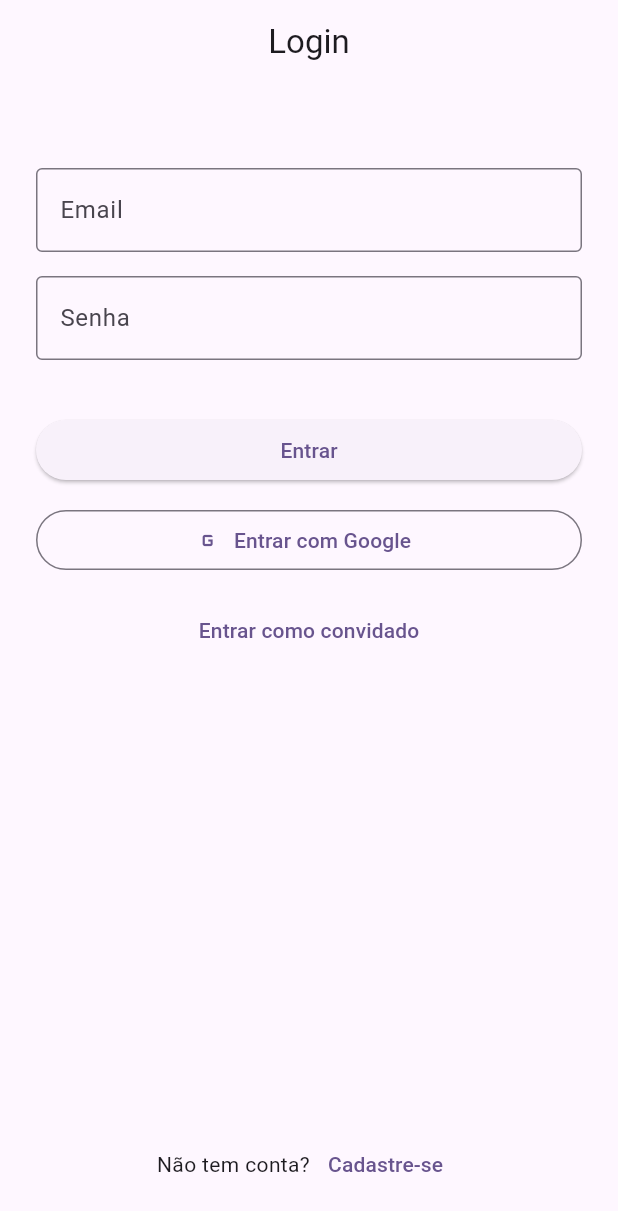
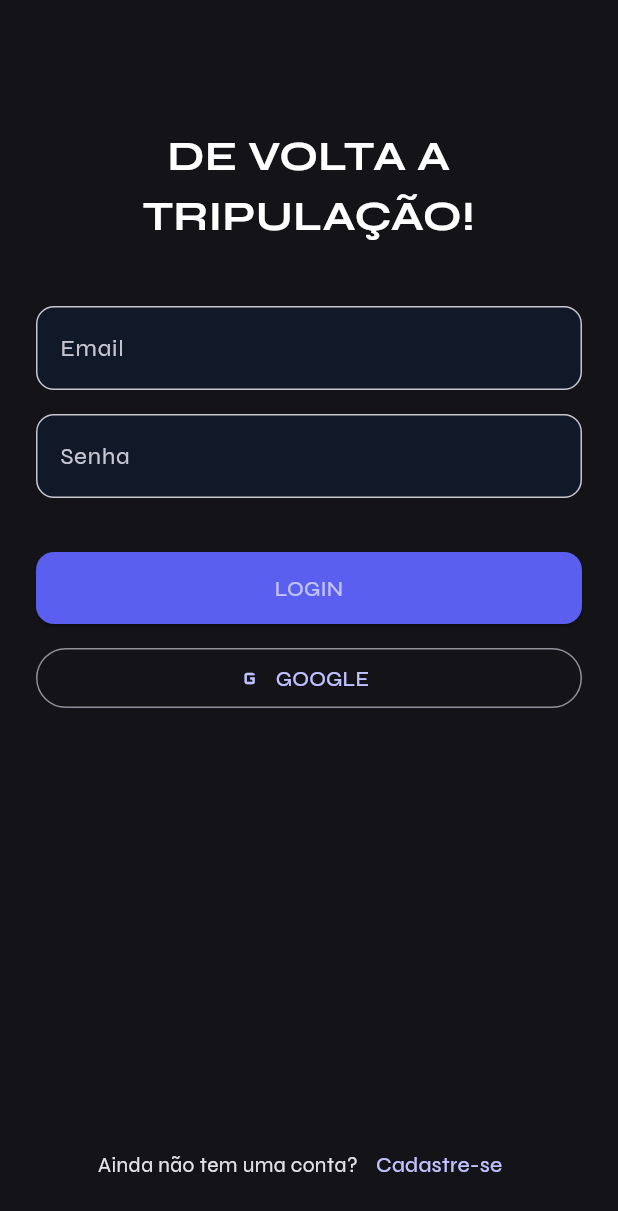
Before and after one commit to bialorenzini/veronicalens_app, a Flutter app: the screen it shows after launch, on a phone screen of 412 x 824 dp. Shown: the top 1211 px of the screen. Run offline on Flutter 3.47's test engine with Material 3 defaults, Android fonts, the phone set to English and light mode, and no system bars; our stand-ins replace cloud_firestore, firebase_auth, firebase_core, go_router, google_sign_in; accounts and stored records are empty.

Commit message:
feat: ui base

```diff
--- a/lib/app/app.dart
+++ b/lib/app/app.dart
@@ -4,6 +4,7 @@ import 'package:provider/provider.dart';
 import '../features/auth/viewmodels/auth_view_model.dart';
 import 'auth_notifier.dart';
 import 'router.dart';
+import '../core/constants/app_colors.dart';
 
 class MyApp extends StatelessWidget {
   const MyApp({super.key});
@@ -15,12 +16,16 @@ class MyApp extends StatelessWidget {
 
     final router = createRouter(authNotifier);
 
+
+
     return MaterialApp.router(
       debugShowCheckedModeBanner: false,
       title: 'Veronica Lens',
       theme: ThemeData(
+        brightness: Brightness.dark,
+        fontFamily: 'Syne',
+        colorSchemeSeed: AppColors.primary,
         useMaterial3: true,
-        colorSchemeSeed: Colors.deepPurple,
       ),
       routerConfig: router,
     );
--- a/lib/app/router.dart
+++ b/lib/app/router.dart
@@ -3,6 +3,7 @@ import 'package:go_router/go_router.dart';
 
 import 'auth_notifier.dart';
 import '../features/auth/views/login_page.dart';
+import '../features/auth/views/register_page.dart';
 import '../features/home/views/home_page.dart';
 
 GoRouter createRouter(AuthNotifier authNotifier) {
@@ -12,13 +13,14 @@ GoRouter createRouter(AuthNotifier authNotifier) {
 
     redirect: (context, state) {
       final loggedIn = authNotifier.isLoggedIn;
-      final isLoggingIn = state.matchedLocation == '/login';
+      final isLogin = state.matchedLocation == '/login';
+      final isRegister = state.matchedLocation == '/register';
 
-      if (!loggedIn && !isLoggingIn) {
+      if (!loggedIn && !(isLogin || isRegister)) {
         return '/login';
       }
 
-      if (loggedIn && isLoggingIn) {
+      if (loggedIn && (isLogin || isRegister)) {
         return '/home';
       }
 
@@ -31,6 +33,10 @@ GoRouter createRouter(AuthNotifier authNotifier) {
         builder: (context, state) => const LoginPage(),
       ),
       GoRoute(
+        path: '/register',
+        builder: (context, state) => const RegisterPage(),
+      ),
+      GoRoute(
         path: '/home',
         builder: (context, state) => const HomePage(),
       ),
--- /dev/null
+++ b/lib/core/components/app_button.dart
@@ -0,0 +1,39 @@
+import 'package:flutter/material.dart';
+import '../constants/app_colors.dart';
+
+class AppButton extends StatelessWidget {
+  final String label;
+  final VoidCallback? onPressed;
+  final bool loading;
+
+  const AppButton({
+    super.key,
+    required this.label,
+    this.onPressed,
+    this.loading = false,
+  });
+
+  @override
+  Widget build(BuildContext context) {
+    return SizedBox(
+      height: 48,
+      width: double.infinity,
+      child: ElevatedButton(
+        onPressed: loading ? null : onPressed,
+        style: ElevatedButton.styleFrom(
+          backgroundColor: AppColors.primary,
+          shape: RoundedRectangleBorder(
+            borderRadius: BorderRadius.circular(12),
+          ),
+        ),
+        child: loading
+            ? const SizedBox(
+                height: 20,
+                width: 20,
+                child: CircularProgressIndicator(strokeWidth: 2),
+              )
+            : Text(label),
+      ),
+    );
+  }
+}
--- /dev/null
+++ b/lib/core/components/app_input.dart
@@ -0,0 +1,33 @@
+import 'package:flutter/material.dart';
+import '../constants/app_colors.dart';
+
+class AppInput extends StatelessWidget {
+  final String label;
+  final TextEditingController controller;
+  final bool obscure;
+
+  const AppInput({
+    super.key,
+    required this.label,
+    required this.controller,
+    this.obscure = false,
+  });
+
+  @override
+  Widget build(BuildContext context) {
+    return TextField(
+      controller: controller,
+      obscureText: obscure,
+      style: const TextStyle(color: AppColors.textPrimary),
+      decoration: InputDecoration(
+        labelText: label,
+        filled: true,
+        fillColor: AppColors.inputBackground,
+        border: OutlineInputBorder(
+          borderRadius: BorderRadius.circular(12),
+          borderSide: BorderSide(color: AppColors.inputBorder),
+        ),
+      ),
+    );
+  }
+}
--- /dev/null
+++ b/lib/core/components/app_title.dart
@@ -0,0 +1,22 @@
+import 'package:flutter/material.dart';
+import '../constants/app_colors.dart';
+
+class AppTitle extends StatelessWidget {
+  final String text;
+  final double fontSize;
+
+  const AppTitle({super.key, required this.text, this.fontSize = 24});
+
+  @override
+  Widget build(BuildContext context) {
+    return Text(
+      text,
+      textAlign: TextAlign.center,
+      style: TextStyle(
+        fontSize: fontSize,
+        fontWeight: FontWeight.bold,
+        color: AppColors.textPrimary,
+      ),
+    );
+  }
+}
--- /dev/null
+++ b/lib/core/constants/app_colors.dart
@@ -0,0 +1,23 @@
+import 'package:flutter/material.dart';
+
+class AppColors {
+  // Backgrounds
+  static const background = Color(0xFF050A14);
+  static const surface = Color(0xFF0B132B);
+
+  // Primary
+  static const primary = Color(0xFF5B5FEF); // roxo botão
+  static const primaryDark = Color(0xFF3E42C9);
+
+  // Accent
+  static const accent = Color(0xFFD08C3A); // dourado
+  static const accentDark = Color(0xFF9E6726);
+
+  // Text
+  static const textPrimary = Color(0xFFFFFFFF);
+  static const textSecondary = Color(0xFF9CA3AF);
+
+  // Inputs
+  static const inputBackground = Color(0xFF111827);
+  static const inputBorder = Color(0xFF1F2937);
+}
--- a/lib/features/auth/views/login_page.dart
+++ b/lib/features/auth/views/login_page.dart
@@ -1,6 +1,10 @@
 import 'package:flutter/material.dart';
 import 'package:provider/provider.dart';
+import 'package:go_router/go_router.dart';
 import '../viewmodels/auth_view_model.dart';
+import '../../../core/components/app_input.dart';
+import '../../../core/components/app_button.dart';
+import '../../../core/components/app_title.dart';
 
 class LoginPage extends StatefulWidget {
   const LoginPage({super.key});
@@ -10,13 +14,13 @@ class LoginPage extends StatefulWidget {
 }
 
 class _LoginPageState extends State<LoginPage> {
-  final _emailController = TextEditingController();
-  final _passwordController = TextEditingController();
+  final emailController = TextEditingController();
+  final passwordController = TextEditingController();
 
   @override
   void dispose() {
-    _emailController.dispose();
-    _passwordController.dispose();
+    emailController.dispose();
+    passwordController.dispose();
     super.dispose();
   }
 
@@ -25,95 +29,48 @@ class _LoginPageState extends State<LoginPage> {
     final authVM = context.watch<AuthViewModel>();
 
     return Scaffold(
-      appBar: AppBar(
-        title: const Text('Login'),
-        centerTitle: true,
-      ),
       body: Padding(
         padding: const EdgeInsets.all(24),
         child: Column(
           crossAxisAlignment: CrossAxisAlignment.stretch,
           children: [
-            const SizedBox(height: 32),
+            const SizedBox(height: 60),
+            const AppTitle(text: 'DE VOLTA A TRIPULAÇÃO!', fontSize: 28),
+            const SizedBox(height: 40),
 
-            // EMAIL
-            TextField(
-              controller: _emailController,
-              keyboardType: TextInputType.emailAddress,
-              decoration: const InputDecoration(
-                labelText: 'Email',
-                border: OutlineInputBorder(),
-              ),
-            ),
-
+            AppInput(label: 'Email', controller: emailController),
             const SizedBox(height: 16),
-
-            // SENHA
-            TextField(
-              controller: _passwordController,
-              obscureText: true,
-              decoration: const InputDecoration(
-                labelText: 'Senha',
-                border: OutlineInputBorder(),
-              ),
-            ),
-
+            AppInput(label: 'Senha', controller: passwordController, obscure: true),
             const SizedBox(height: 24),
 
-            // ERRO
             if (authVM.errorMessage != null)
-              Text(
-                authVM.errorMessage!,
-                style: const TextStyle(color: Colors.red),
-                textAlign: TextAlign.center,
-              ),
+              Text(authVM.errorMessage!, style: const TextStyle(color: Colors.red), textAlign: TextAlign.center),
 
             const SizedBox(height: 12),
 
-            // LOADING
-            if (authVM.isLoading)
-              const Center(child: CircularProgressIndicator()),
+            AppButton(
+              label: 'LOGIN',
+              loading: authVM.isLoading,
+              onPressed: () => authVM.loginWithEmail(emailController.text.trim(), passwordController.text.trim()),
+            ),
 
-            if (!authVM.isLoading) ...[
-              // LOGIN EMAIL
-              ElevatedButton(
-                onPressed: () {
-                  authVM.loginWithEmail(
-                    _emailController.text.trim(),
-                    _passwordController.text.trim(),
-                  );
-                },
-                child: const Text('Entrar'),
-              ),
+            const SizedBox(height: 12),
 
-              const SizedBox(height: 12),
-
-              // LOGIN GOOGLE
-              OutlinedButton.icon(
-                onPressed: authVM.loginWithGoogle,
-                icon: const Icon(Icons.g_mobiledata),
-                label: const Text('Entrar com Google'),
-              ),
-
-              const SizedBox(height: 12),
-
-              // LOGIN ANÔNIMO
-              TextButton(
-                onPressed: authVM.loginAnonymously,
-                child: const Text('Entrar como convidado'),
-              ),
-            ],
+            OutlinedButton.icon(
+              onPressed: authVM.loginWithGoogle,
+              icon: const Icon(Icons.g_mobiledata),
+              label: const Text('GOOGLE'),
+            ),
 
             const Spacer(),
 
-            // LINK PARA CADASTRO
             Row(
               mainAxisAlignment: MainAxisAlignment.center,
               children: [
-                const Text('Não tem conta?'),
+                const Text('Ainda não tem uma conta?'),
                 TextButton(
                   onPressed: () {
-                    // futuramente: Navigator.push para RegisterPage
+                    context.push('/register');
                   },
                   child: const Text('Cadastre-se'),
                 ),
```
Also changed, not shown: lib/core/components/app_navbar.dart (added, +26 -0 lines), lib/features/auth/views/register_page.dart (+45 -49 lines), lib/features/home/views/home_page.dart (+18 -72 lines), pubspec.yaml (+13 -0 lines), assets/fonts/Syne-Bold.ttf (added), assets/fonts/Syne-Medium.ttf (added), assets/fonts/Syne-Regular.ttf (added).
